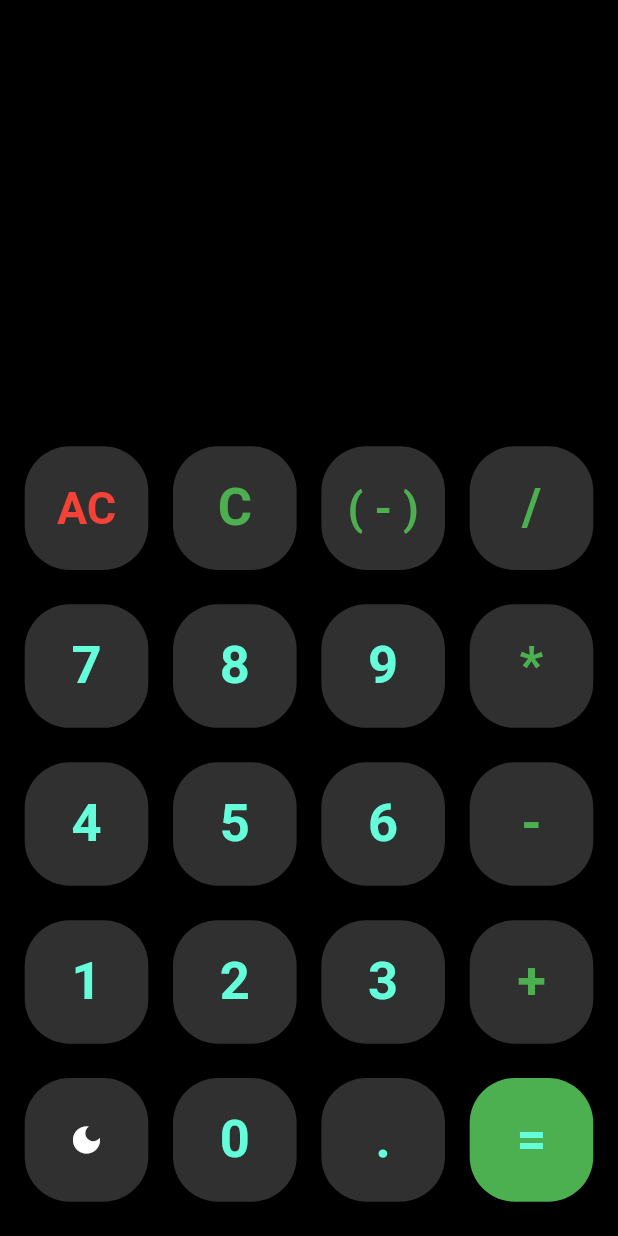
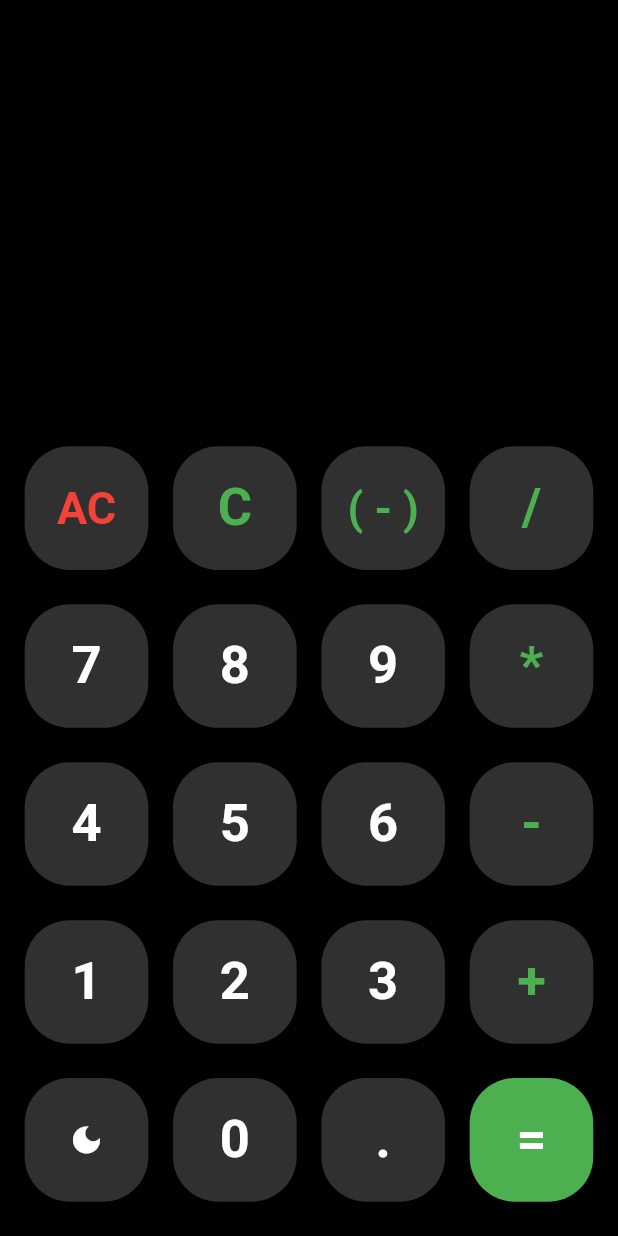
Before and after one commit to ariobramantyo/calculator, a Flutter app: the HomeScreen screen opened directly, after a tap on the "light mode" icon, on a phone screen of 412 x 824 dp. Run offline on Flutter 3.47's test engine with Material 2 defaults, Android fonts, the phone set to English and light mode, and no system bars; our stand-ins replace get, get_storage, math_expressions; accounts and stored records are empty.

Commit message:
fixing bugs in dark mode

```diff
--- a/lib/controller/theme.dart
+++ b/lib/controller/theme.dart
@@ -1,12 +1,15 @@
 import 'package:flutter/material.dart';
 import 'package:get/get.dart';
+import 'package:get_storage/get_storage.dart';
 
 class ThemesController extends GetxController {
+  var isDarkTheme = Get.isDarkMode.obs;
+  var themeApp = ThemeMode.light.obs;
+
   final lightTheme = ThemeData.light().copyWith(
     scaffoldBackgroundColor: Colors.white,
     buttonColor: Colors.grey[300],
     primaryColor: Colors.green[800],
-    textTheme: TextTheme(),
   );
 
   final darkTheme = ThemeData.dark().copyWith(
@@ -16,7 +19,37 @@ class ThemesController extends GetxController {
   );
 
   void changeTheme() {
-    Get.changeThemeMode(Get.isDarkMode ? ThemeMode.light : ThemeMode.dark);
-    update();
+    final box = GetStorage();
+
+    if (isDarkTheme.value) {
+      Get.changeThemeMode(ThemeMode.light);
+      isDarkTheme.value = false;
+      themeApp.value = ThemeMode.light;
+      box.write('darkMode', false);
+    } else {
+      Get.changeThemeMode(ThemeMode.dark);
+      isDarkTheme.value = true;
+      themeApp.value = ThemeMode.dark;
+      box.write('darkMode', true);
+    }
+  }
+
+  void firstInit() {
+    final box = GetStorage();
+    if (box.read('darkMode') != null) {
+      if (box.read('darkMode')) {
+        isDarkTheme.value = true;
+        themeApp.value = ThemeMode.dark;
+      } else {
+        isDarkTheme.value = false;
+        themeApp.value = ThemeMode.light;
+      }
+    }
+  }
+
+  @override
+  void onInit() {
+    firstInit();
+    super.onInit();
   }
 }
--- a/lib/view/home.dart
+++ b/lib/view/home.dart
@@ -3,22 +3,16 @@ import 'package:calculator/controller/theme.dart';
 import 'package:flutter/material.dart';
 import 'package:get/get.dart';
 
-class HomeScreen extends StatefulWidget {
-  // const HomeScreen({Key? key}) : super(key: key);
-
-  @override
-  _HomeScreenState createState() => _HomeScreenState();
-}
-
-class _HomeScreenState extends State<HomeScreen> {
+class HomeScreen extends StatelessWidget {
   final caclC = Get.put(CalcController());
 
   final themeC = Get.find<ThemesController>();
 
   Widget clickButtton(String text,
       {Color? backColor, Color? textColor, double? textSize}) {
-    return Material(
-      color: backColor ?? Get.theme.buttonColor,
+    return Obx(() => Material(
+          color: backColor ??
+              (themeC.isDarkTheme.value ? Colors.grey[850] : Colors.grey[300]),
           borderRadius: BorderRadius.circular(30),
           child: InkWell(
             onTap: () {
@@ -45,21 +39,21 @@ class _HomeScreenState extends State<HomeScreen> {
                   text,
                   style: TextStyle(
                       fontSize: textSize ?? 35,
-                  color: textColor ?? Get.theme.accentColor,
+                      color: textColor ??
+                          (themeC.isDarkTheme.value
+                              ? Colors.white
+                              : Colors.black),
                       fontWeight: FontWeight.w600),
                 ),
               ),
             ),
           ),
-    );
+        ));
   }
 
   @override
   Widget build(BuildContext context) {
-    print(
-        'BUILD==============================================================');
     return Scaffold(
-      backgroundColor: Get.theme.scaffoldBackgroundColor,
       body: SafeArea(
         child: Column(
           children: [
@@ -99,7 +93,10 @@ class _HomeScreenState extends State<HomeScreen> {
                           Text(
                             caclC.inputNumber.value,
                             style: TextStyle(
-                                color: Get.theme.accentColor, fontSize: 35),
+                                color: themeC.isDarkTheme.value
+                                    ? Colors.white
+                                    : Colors.black,
+                                fontSize: 35),
                           ),
                         ],
                       ),
@@ -154,16 +151,15 @@ class _HomeScreenState extends State<HomeScreen> {
                     Row(
                       mainAxisAlignment: MainAxisAlignment.spaceEvenly,
                       children: [
-                        Material(
-                          color: Get.theme.buttonColor,
+                        Obx(
+                          () => Material(
+                            color: themeC.isDarkTheme.value
+                                ? Colors.grey[850]
+                                : Colors.grey[300],
                             borderRadius: BorderRadius.circular(30),
                             child: InkWell(
                               onTap: () {
-                              print(Get.isDarkMode);
                                 themeC.changeTheme();
-                              // caclC.inputNumber.value = '';
-                              // caclC.result.value = '';
-                              setState(() {});
                               },
                               borderRadius: BorderRadius.circular(30),
                               child: Container(
@@ -171,12 +167,13 @@ class _HomeScreenState extends State<HomeScreen> {
                                 height: Get.width * 0.2,
                                 child: Center(
                                   child: Icon(
-                                  Get.isDarkMode
+                                    themeC.isDarkTheme.value
                                         ? Icons.dark_mode
                                         : Icons.light_mode,
-                                  color: Get.isDarkMode
+                                    color: themeC.isDarkTheme.value
                                         ? Colors.white
                                         : Colors.black,
+                                  ),
                                 ),
                               ),
                             ),
--- a/pubspec.yaml
+++ b/pubspec.yaml
@@ -30,6 +30,7 @@ dependencies:
   # The following adds the Cupertino Icons font to your application.
   # Use with the CupertinoIcons class for iOS style icons.
   cupertino_icons: ^1.0.2
+  get_storage: ^2.0.3
 
 dev_dependencies:
   flutter_test:
```
Also changed, not shown: lib/controller/calc_controller.dart (+30 -45 lines), lib/main.dart (+10 -8 lines), pubspec.lock. Lines whose indentation alone changed are shown as unchanged.
